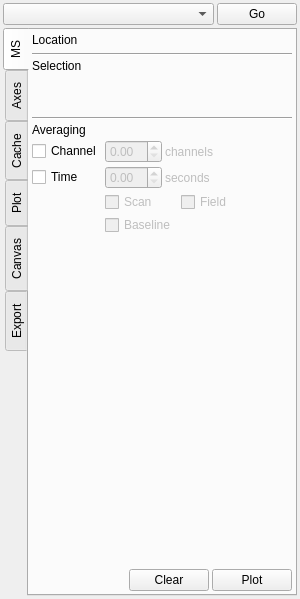
The window that code/plotms/implement/GuiTabs/PlotMSPlotTab.ui (radio-astro/casa) describes before a commit, drawn with Qt 5.
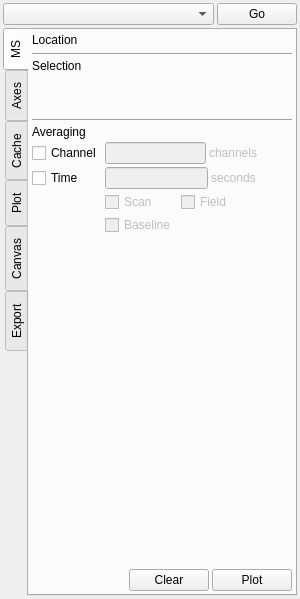
The same window after the commit.

Commit message: Changes from the group, sneaking in on the slushy freeze. --------------------------------------------------------- r7496 | wes.young | 2009-03-30 21:05:53 -0600 (Mon, 30 Mar 2009) | 14 lines Changed paths:    M /v2/active/code/xmlcasa/scripts/regressions/ggtau_regression.py

Patch:
```diff
--- a/code/plotms/implement/GuiTabs/PlotMSPlotTab.ui
+++ b/code/plotms/implement/GuiTabs/PlotMSPlotTab.ui
@@ -195,7 +195,7 @@
              <number>3</number>
             </property>
             <item>
-             <widget class="QDoubleSpinBox" name="msAveragingChannelValue" >
+             <widget class="QLineEdit" name="msAveragingChannelValue" >
               <property name="enabled" >
                <bool>false</bool>
               </property>
@@ -232,7 +232,7 @@
              <number>3</number>
             </property>
             <item>
-             <widget class="QDoubleSpinBox" name="msAveragingTimeValue" >
+             <widget class="QLineEdit" name="msAveragingTimeValue" >
               <property name="enabled" >
                <bool>false</bool>
               </property>
```
Left out of the diff: 8 changed lines with no effect on the pictures. The commit also changes 61 other files.
